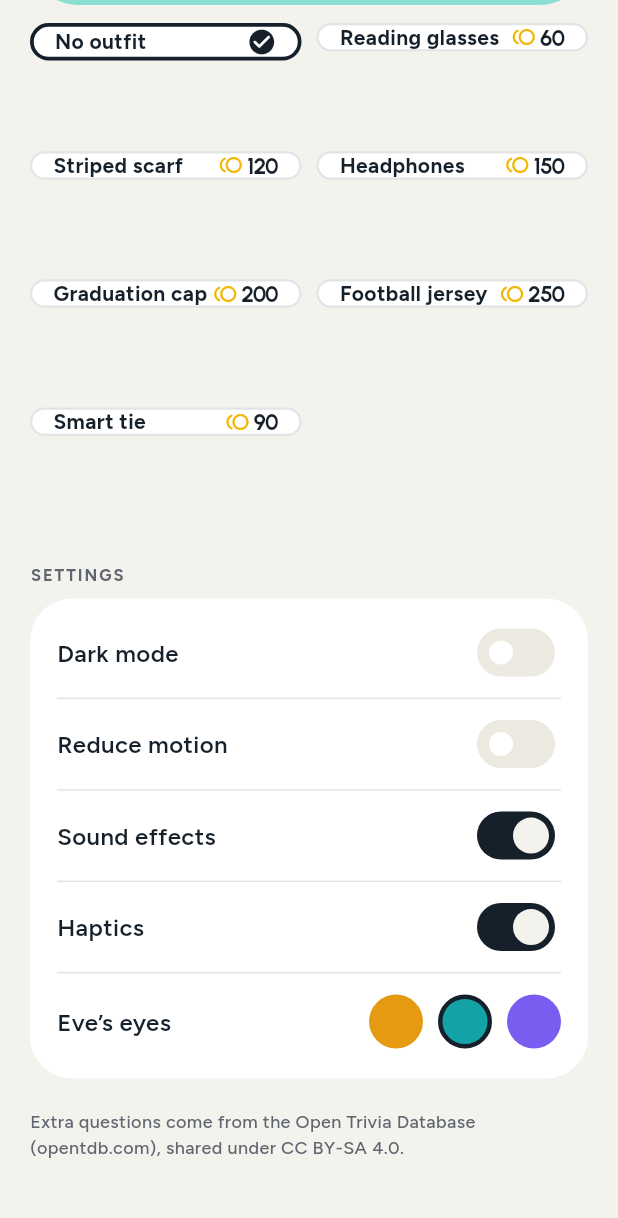
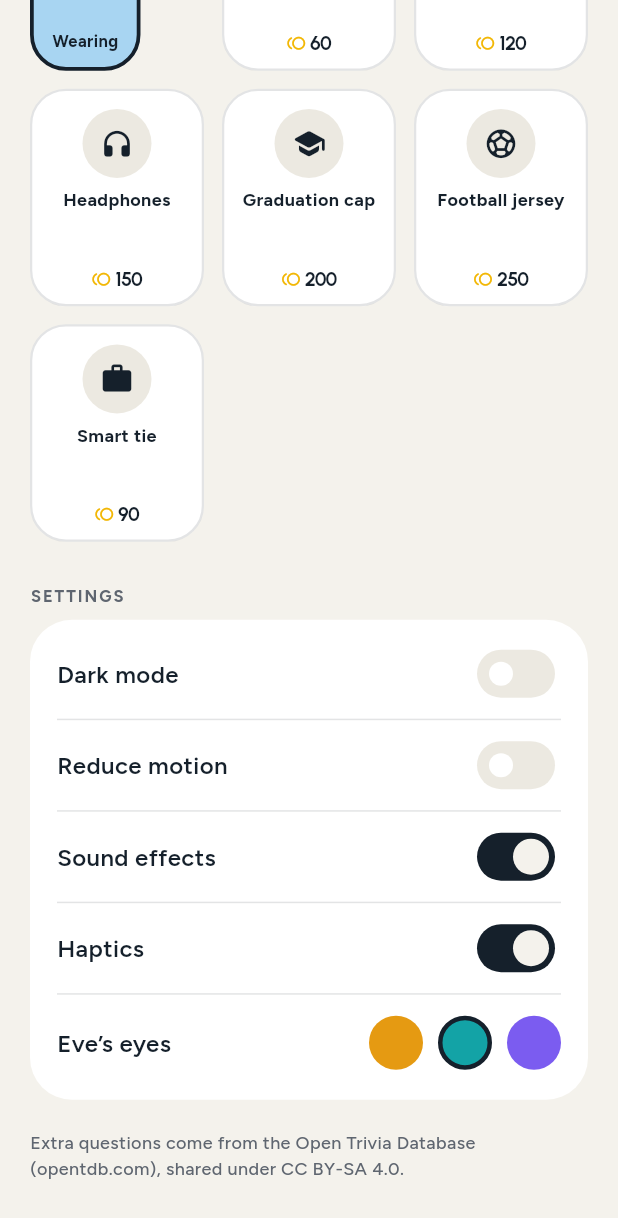
Before and after one commit to Wogbe/exam-duel, a Flutter app: the ProfileScreen screen opened directly, scrolled down 1728 dp, on a phone screen of 412 x 824 dp. Shown: the top 1218 px of the screen. Run offline on Flutter 3.47's test engine with Material 3 defaults, Android fonts, the phone set to English and light mode, and no system bars; our stand-ins replace audioplayers, flutter_riverpod, google_fonts, image_picker, path_drawing, share_plus and 2 more; accounts and stored records are empty.

Commit message:
Add files via upload

```diff
--- a/lib/screens/profile_screen.dart
+++ b/lib/screens/profile_screen.dart
@@ -10,6 +10,17 @@ import '../widgets/badges.dart';
 import '../widgets/common.dart';
 import '../widgets/responsive.dart';
 import '../widgets/eve/eve.dart';
+
+/// Icon and pastel colour for each outfit, so the wardrobe reads at a glance.
+const _wardrobe = <String, (IconData, int)>{
+  'none': (Icons.do_not_disturb_on_outlined, 2),
+  'glasses': (Icons.visibility_rounded, 7),
+  'scarf': (Icons.waves_rounded, 4),
+  'headphones': (Icons.headphones_rounded, 1),
+  'cap': (Icons.school_rounded, 5),
+  'jersey': (Icons.sports_soccer_rounded, 0),
+  'tie': (Icons.work_rounded, 3),
+};
 
 /// Profile, stats, Eve's wardrobe and settings on one scrolling page.
 class ProfileScreen extends ConsumerStatefulWidget {
@@ -184,12 +195,12 @@ class _ProfileScreenState extends ConsumerState<ProfileScreen> {
             ),
             const SizedBox(height: 12),
             GridView.count(
-              crossAxisCount: isWide(context) ? 3 : 2,
+              crossAxisCount: isWide(context) ? 4 : 3,
               shrinkWrap: true,
               physics: const NeverScrollableScrollPhysics(),
-              mainAxisSpacing: 10,
-              crossAxisSpacing: 10,
-              childAspectRatio: 2.4,
+              mainAxisSpacing: 12,
+              crossAxisSpacing: 12,
+              childAspectRatio: 0.80,
               children: [for (final o in Outfit.all) _outfitTile(c, store, o)],
             ),
             const SizedBox(height: 28),
@@ -259,26 +270,70 @@ class _ProfileScreenState extends ConsumerState<ProfileScreen> {
     final owned = store.ownedOutfits.contains(o.id);
     final wearing = store.outfit == o.id;
     final previewing = _preview == o.id;
+    final look = _wardrobe[o.id] ?? (Icons.checkroom_rounded, 1);
+    final ring = wearing || previewing;
+    final fg = owned ? Pastel.ink : c.ink;
     return Pressable(
       onTap: () => _tapOutfit(store, o),
-      semanticLabel: '${o.name}, ${wearing ? 'wearing' : owned ? 'owned' : '${o.price} coins'}',
+      semanticLabel: '${o.name}, ${wearing ? 'wearing' : owned ? 'owned, tap to wear' : '${o.price} coins'}',
       child: AnimatedContainer(
-        duration: const Duration(milliseconds: 200),
-        padding: const EdgeInsets.symmetric(horizontal: 14),
+        duration: const Duration(milliseconds: 220),
+        padding: const EdgeInsets.fromLTRB(8, 12, 8, 10),
         decoration: BoxDecoration(
-          color: c.surface,
-          borderRadius: BorderRadius.circular(22),
-          border: Border.all(color: wearing || previewing ? c.ink : c.line, width: wearing || previewing ? 2.5 : 1.5),
+          color: owned ? Pastel.all[look.$2] : c.surface,
+          borderRadius: BorderRadius.circular(24),
+          border: Border.all(
+            color: ring ? c.ink : (owned ? Colors.transparent : c.line),
+            width: ring ? 2.5 : 1.5,
+          ),
         ),
-        child: Row(children: [
-          Expanded(child: Text(o.name, style: T.body(14, w: FontWeight.w700, color: c.ink, height: 1.15))),
+        child: Column(children: [
+          Stack(clipBehavior: Clip.none, children: [
+            AnimatedScale(
+              scale: ring ? 1.08 : 1,
+              duration: const Duration(milliseconds: 300),
+              curve: Curves.easeOutBack,
+              child: Container(
+                width: 46,
+                height: 46,
+                decoration: BoxDecoration(
+                  color: owned ? Colors.white.withValues(alpha: 0.7) : c.surface2,
+                  shape: BoxShape.circle,
+                ),
+                child: Icon(look.$1, size: 23, color: fg),
+              ),
+            ),
+            if (wearing)
+              Positioned(
+                right: -3,
+                bottom: -3,
+                child: Container(
+                  width: 20,
+                  height: 20,
+                  decoration: BoxDecoration(color: Pastel.ink, shape: BoxShape.circle, border: Border.all(color: Pastel.all[look.$2], width: 2)),
+                  child: const Icon(Icons.check_rounded, size: 11, color: Colors.white),
+                ),
+              ),
+          ]),
+          const SizedBox(height: 8),
+          Expanded(
+            child: Text(
+              o.name,
+              textAlign: TextAlign.center,
+              maxLines: 2,
+              overflow: TextOverflow.ellipsis,
+              style: T.body(12, w: FontWeight.w700, color: fg, height: 1.15),
+            ),
+          ),
           if (wearing)
-            Icon(Icons.check_circle_rounded, color: c.ink, size: 20)
-          else if (!owned)
-            Row(mainAxisSize: MainAxisSize.min, children: [
-              const Icon(Icons.toll_rounded, color: Pastel.coin, size: 16),
+            Text('Wearing', style: T.body(11, w: FontWeight.w700, color: fg))
+          else if (owned)
+            Text('Tap to wear', style: T.body(11, w: FontWeight.w600, color: fg))
+          else
+            Row(mainAxisAlignment: MainAxisAlignment.center, children: [
+              const Icon(Icons.toll_rounded, color: Pastel.coin, size: 13),
               const SizedBox(width: 3),
-              Text('${o.price}', style: T.disp(15, color: c.ink)),
+              Text('${o.price}', style: T.disp(13, color: c.ink)),
             ]),
         ]),
       ),
--- a/pubspec.yaml
+++ b/pubspec.yaml
@@ -1,7 +1,7 @@
 name: exam_duel
 description: Exam Duel — a party trivia game for friends, hosted by Eve the owl.
 publish_to: 'none'
-version: 0.2.1+3
+version: 0.2.2+4
 
 environment:
   sdk: '>=3.6.0 <4.0.0'
```
Also changed, not shown: lib/screens/map_screen.dart (+9 -5 lines), lib/screens/snap_screen.dart (+24 -36 lines), 3 other files.
